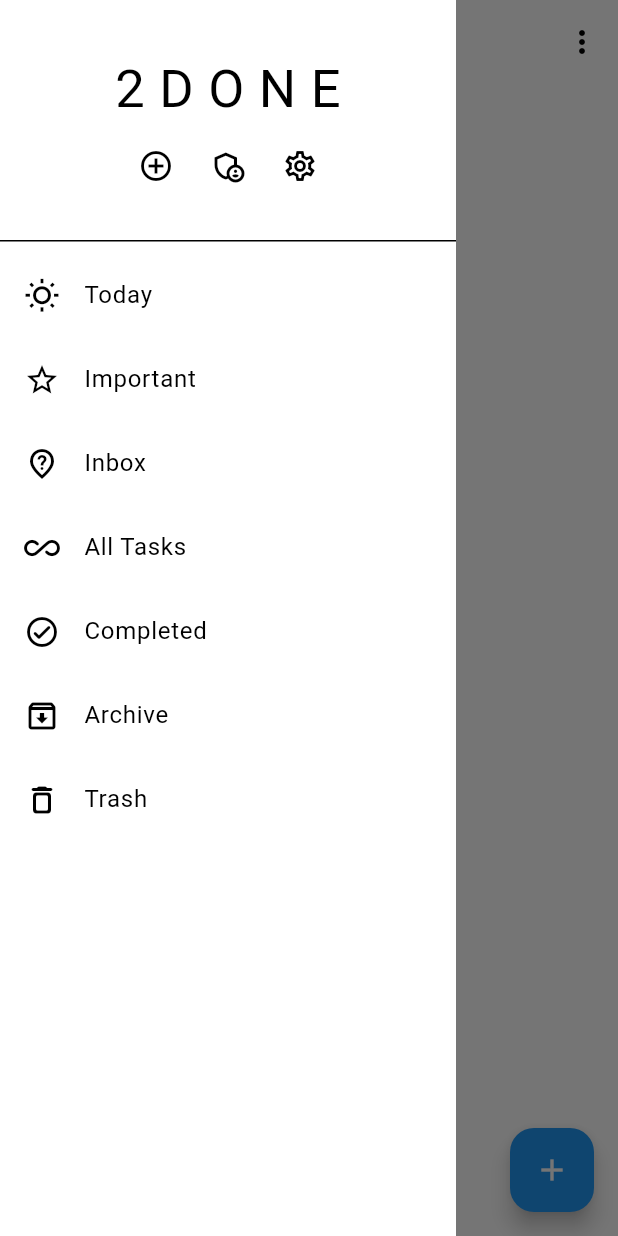
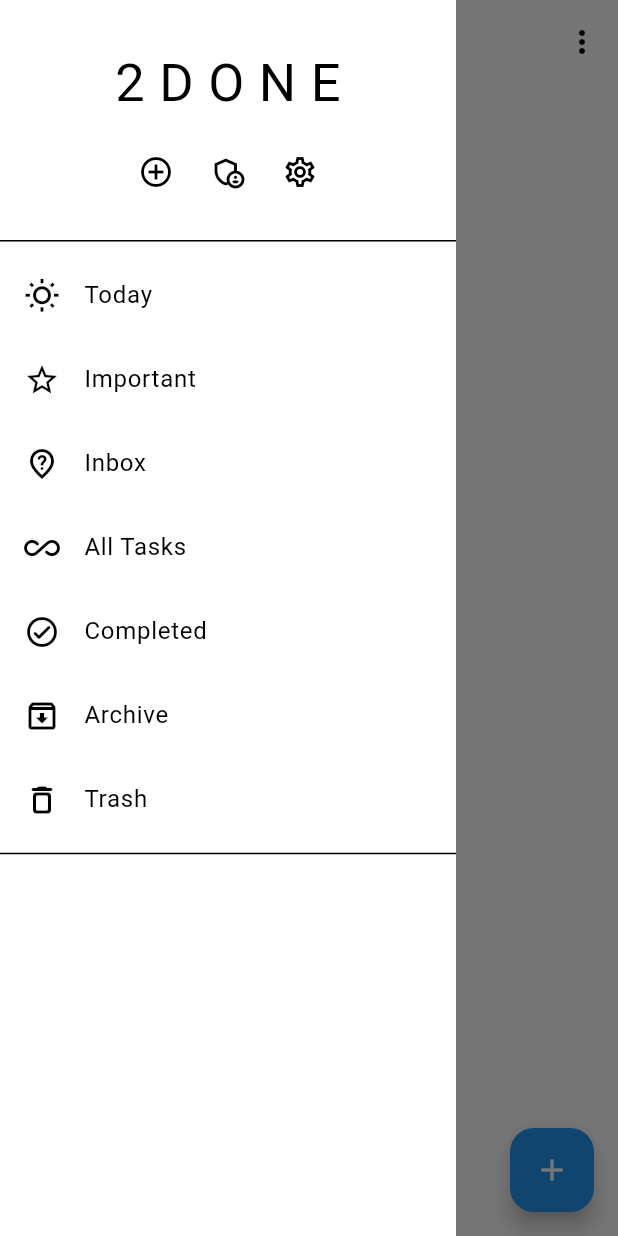
Before and after one commit to Extrypto/to_done, a Flutter app: the screen it shows once a user with an empty profile is signed in, with the side drawer open, on a phone screen of 412 x 824 dp. Run offline on Flutter 3.47's test engine with Material 3 defaults, Android fonts, the phone set to English and light mode, and no system bars; our stand-ins replace bloc, cloud_firestore, firebase_auth, firebase_core, flutter_bloc, google_sign_in; accounts and stored records are empty.

Commit message:
added bloc builder for lists in Drawer

```diff
--- a/lib/modules/core/to_done_app.dart
+++ b/lib/modules/core/to_done_app.dart
@@ -16,8 +16,8 @@ class ToDoneApp extends StatelessWidget {
       providers: [
         ChangeNotifierProvider.value(value: ThemeProvider()),
         BlocProvider(create: (context) => UserBloc()),
+        BlocProvider(create: (context) => ListsBloc()),
         BlocProvider(create: (context) => TasksBloc()),
-        BlocProvider(create: (context) => ListsBloc()),
       ],
       child: Builder(
         builder: (context) {
--- a/lib/modules/tasks/lists_bloc.dart
+++ b/lib/modules/tasks/lists_bloc.dart
@@ -25,6 +25,12 @@ class DeleteListEvent extends ListsEvent {
   DeleteListEvent(this.listId);
 }
 
+class FetchListsEvent extends ListsEvent {
+  final String userId;
+
+  FetchListsEvent(this.userId);
+}
+
 // Определение состояний
 abstract class ListsState {}
 
@@ -38,6 +44,12 @@ class ListErrorState extends ListsState {
   final String message;
 
   ListErrorState(this.message);
+}
+
+class ListsFetchedState extends ListsState {
+  final List<Map<String, dynamic>> lists;
+
+  ListsFetchedState(this.lists);
 }
 
 // BLoC для листов
@@ -61,6 +73,27 @@ class ListsBloc extends Bloc<ListsEvent, ListsState> {
       }
     });
 
+    on<FetchListsEvent>((event, emit) async {
+      try {
+        print('Fetching lists for userId: ${event.userId}');
+        final listsSnapshot = await FirebaseFirestore.instance
+            .collection('users')
+            .doc(event.userId)
+            .collection('lists')
+            .get();
+        final lists = listsSnapshot.docs.map((doc) => doc.data()).toList();
+
+        // Добавляем здесь печать списков
+        print('Fetched lists: $lists');
+
+        emit(ListsFetchedState(lists));
+        print('Lists fetched successfully');
+      } catch (e) {
+        emit(ListErrorState('Ошибка при получении списков: $e'));
+        print('Error fetching lists: $e');
+      }
+    });
+
     // Добавьте обработчики для UpdateListEvent и DeleteListEvent
   }
 }
--- a/lib/modules/tasks/tasks_drawer.dart
+++ b/lib/modules/tasks/tasks_drawer.dart
@@ -1,12 +1,36 @@
 import 'package:flutter/material.dart';
 import 'package:flutter_bloc/flutter_bloc.dart';
 import 'package:to_done/modules/tasks/tasks_bloc.dart';
+import 'package:to_done/modules/auth/user_bloc.dart';
+import 'package:to_done/modules/tasks/lists_bloc.dart';
 
-class MyDrawer extends StatelessWidget {
+class MyDrawer extends StatefulWidget {
   const MyDrawer({Key? key}) : super(key: key);
 
   @override
+  _MyDrawerState createState() => _MyDrawerState();
+}
+
+class _MyDrawerState extends State<MyDrawer> {
+  late String userId;
+
+  @override
+  void initState() {
+    super.initState();
+    WidgetsBinding.instance.addPostFrameCallback((_) {
+      final userState = context.read<UserBloc>().state;
+      if (userState is UserAuthenticated) {
+        userId = userState.userId;
+        context.read<ListsBloc>().add(FetchListsEvent(userId));
+      }
+    });
+  }
+
+  @override
   Widget build(BuildContext context) {
+    final listsBloc =
+        BlocProvider.of<ListsBloc>(context); // Создайте экземпляр ListsBloc
+
     return Drawer(
       child: Container(
         child: ListView(
@@ -19,7 +43,8 @@ class MyDrawer extends StatelessWidget {
                   Text(
                     '2 D O N E',
                     style: TextStyle(fontSize: 35),
-                  ), // Пространство между текстом и кнопками
+                  ),
+                  SizedBox(height: 8), // Пространство между текстом и кнопками
                   Row(
                     mainAxisAlignment: MainAxisAlignment
                         .center, // Выравнивание кнопок по центру
@@ -82,6 +107,33 @@ class MyDrawer extends StatelessWidget {
               leading: const Icon(Icons.delete_outline_rounded),
               onTap: () => _updateTaskFilter(context, "Trash"),
             ),
+            BlocBuilder<ListsBloc, ListsState>(
+              builder: (context, state) {
+                if (state is ListsFetchedState) {
+                  final lists = state.lists;
+                  return Column(
+                    crossAxisAlignment: CrossAxisAlignment.start,
+                    children: [
+                      Divider(),
+                      for (var list in lists)
+                        ListTile(
+                          title: Text(list['title']),
+                          leading: Icon(Icons.list_rounded),
+                          // Обработчик нажатия для списка (можете добавить нужное действие)
+                          onTap: () {
+                            // Здесь можно выполнить действие при выборе списка
+                            // Например, перейти на страницу списка
+                            // или выполнить другое нужное действие
+                          },
+                        ),
+                    ],
+                  );
+                } else {
+                  // Обработка других состояний или отображение заглушки, если нужно
+                  return SizedBox.shrink();
+                }
+              },
+            ),
           ],
         ),
       ),
--- a/lib/modules/tasks/tasks_list.dart
+++ b/lib/modules/tasks/tasks_list.dart
@@ -66,8 +66,8 @@ class TaskListWidget extends StatelessWidget {
                 leading: IconButton(
                   icon: Icon(
                     isCompleted
-                        ? Icons.check_box
-                        : Icons.check_box_outline_blank,
+                        ? Icons.check_circle_outline_outlined
+                        : Icons.circle_outlined,
                   ),
                   onPressed: () {
                     _toggleTaskStatus(task.id, !isCompleted);
```
